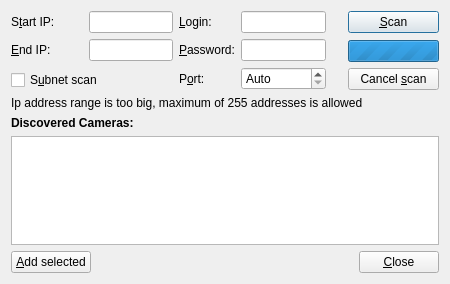
Old version of the form client/src/ui/dialogs/camera_addition_dialog.ui in the repository networkoptix/nx_open.
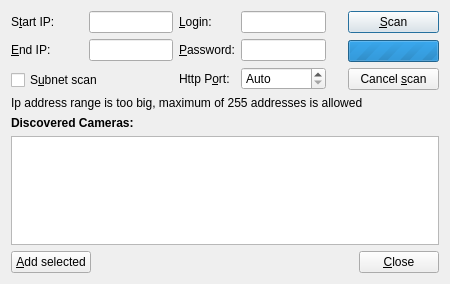
New version of the form. Custom widgets are drawn as their Qt base class.

Commit message:
Camera addition dialog improvements: Port -> HttpPort
<==== Mercurial data ====>
Branch: release_1.3.0

```diff
--- a/client/src/ui/dialogs/camera_addition_dialog.ui
+++ b/client/src/ui/dialogs/camera_addition_dialog.ui
@@ -204,7 +204,7 @@
           </sizepolicy>
          </property>
          <property name="text">
-          <string>P&amp;ort:</string>
+          <string>Http P&amp;ort:</string>
          </property>
          <property name="buddy">
           <cstring>portSpinBox</cstring>
```
